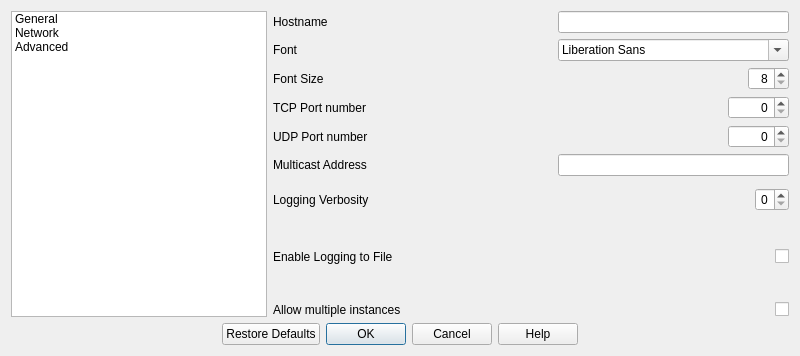
corybolar/PXMessenger, file ui/pxmsettingsdialog.ui: the form before one commit.
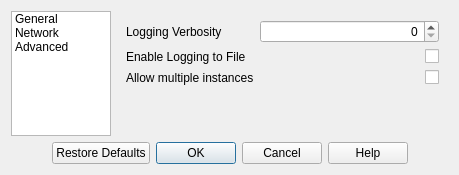
The form after the commit. The open tabs and pages were chosen to show the change.

Commit message: Font colors and styling overhaul

Patch:
```diff
--- a/ui/pxmsettingsdialog.ui
+++ b/ui/pxmsettingsdialog.ui
@@ -6,12 +6,12 @@
    <rect>
     <x>0</x>
     <y>0</y>
-    <width>800</width>
-    <height>356</height>
+    <width>364</width>
+    <height>156</height>
    </rect>
   </property>
   <property name="sizePolicy">
-   <sizepolicy hsizetype="MinimumExpanding" vsizetype="MinimumExpanding">
+   <sizepolicy hsizetype="Preferred" vsizetype="Preferred">
     <horstretch>0</horstretch>
     <verstretch>0</verstretch>
    </sizepolicy>
@@ -26,17 +26,73 @@
    <string>Settings</string>
   </property>
   <layout class="QGridLayout" name="gridLayout">
-   <item row="1" column="1" colspan="2">
+   <item row="1" column="0" rowspan="10">
+    <widget class="QListWidget" name="listWidget">
+     <property name="sizePolicy">
+      <sizepolicy hsizetype="Preferred" vsizetype="Expanding">
+       <horstretch>0</horstretch>
+       <verstretch>0</verstretch>
+      </sizepolicy>
+     </property>
+     <property name="maximumSize">
+      <size>
+       <width>100</width>
+       <height>16777215</height>
+      </size>
+     </property>
+     <item>
+      <property name="text">
+       <string>General</string>
+      </property>
+     </item>
+     <item>
+      <property name="text">
+       <string>Network</string>
+      </property>
+     </item>
+     <item>
+      <property name="text">
+       <string>Advanced</string>
+      </property>
+     </item>
+    </widget>
+   </item>
+   <item row="11" column="0" colspan="7">
+    <widget class="QDialogButtonBox" name="buttonBox">
+     <property name="focusPolicy">
+      <enum>Qt::StrongFocus</enum>
+     </property>
+     <property name="orientation">
+      <enum>Qt::Horizontal</enum>
+     </property>
+     <property name="standardButtons">
+      <set>QDialogButtonBox::Cancel|QDialogButtonBox::Help|QDialogButtonBox::Ok|QDialogButtonBox::RestoreDefaults</set>
+     </property>
+     <property name="centerButtons">
+      <bool>true</bool>
+     </property>
+    </widget>
+   </item>
+   <item row="1" column="1" rowspan="10" colspan="6">
+    <widget class="QStackedWidget" name="stackedWidget">
+     <property name="currentIndex">
+      <number>0</number>
+     </property>
+     <widget class="QWidget" name="page">
+      <layout class="QGridLayout" name="gridLayout_2">
+       <item row="0" column="0">
+        <layout class="QFormLayout" name="formLayout">
+         <item row="0" column="0">
     <widget class="QLabel" name="hostnameLabel">
      <property name="text">
       <string>Hostname</string>
      </property>
     </widget>
    </item>
-   <item row="9" column="5">
-    <widget class="QCheckBox" name="LogActiveCheckBox">
+         <item row="0" column="1">
+          <widget class="QLineEdit" name="hostnameLineEdit">
      <property name="sizePolicy">
-      <sizepolicy hsizetype="Minimum" vsizetype="MinimumExpanding">
+            <sizepolicy hsizetype="Expanding" vsizetype="Preferred">
        <horstretch>0</horstretch>
        <verstretch>0</verstretch>
       </sizepolicy>
@@ -44,145 +100,52 @@
      <property name="layoutDirection">
       <enum>Qt::RightToLeft</enum>
      </property>
-     <property name="text">
-      <string/>
-     </property>
-    </widget>
-   </item>
-   <item row="9" column="1">
-    <widget class="QLabel" name="logStatusLabel">
-     <property name="text">
-      <string>Enable Logging to File</string>
+           <property name="maxLength">
+            <number>24</number>
+           </property>
+           <property name="alignment">
+            <set>Qt::AlignRight|Qt::AlignTrailing|Qt::AlignVCenter</set>
      </property>
     </widget>
    </item>
-   <item row="2" column="1">
+         <item row="1" column="0">
     <widget class="QLabel" name="fontLabel">
      <property name="text">
       <string>Font</string>
      </property>
     </widget>
    </item>
-   <item row="3" column="1">
+         <item row="1" column="1">
+          <widget class="QFontComboBox" name="fontComboBox">
+           <property name="sizePolicy">
+            <sizepolicy hsizetype="Preferred" vsizetype="Preferred">
+             <horstretch>0</horstretch>
+             <verstretch>0</verstretch>
+            </sizepolicy>
+           </property>
+           <property name="layoutDirection">
+            <enum>Qt::LeftToRight</enum>
+           </property>
+          </widget>
+         </item>
+         <item row="2" column="0">
     <widget class="QLabel" name="fontSizeLabel">
      <property name="text">
       <string>Font Size</string>
      </property>
     </widget>
    </item>
-   <item row="8" column="1" colspan="2">
-    <widget class="QLabel" name="verbosityLabel">
-     <property name="text">
-      <string>Logging Verbosity</string>
-     </property>
-    </widget>
-   </item>
-   <item row="4" column="5" alignment="Qt::AlignRight">
-    <widget class="QSpinBox" name="tcpPortSpinBox">
-     <property name="enabled">
-      <bool>true</bool>
-     </property>
-     <property name="sizePolicy">
-      <sizepolicy hsizetype="MinimumExpanding" vsizetype="Fixed">
-       <horstretch>0</horstretch>
-       <verstretch>0</verstretch>
-      </sizepolicy>
-     </property>
-     <property name="maximumSize">
-      <size>
-       <width>100</width>
-       <height>16777215</height>
-      </size>
-     </property>
-     <property name="layoutDirection">
-      <enum>Qt::LeftToRight</enum>
-     </property>
-     <property name="alignment">
-      <set>Qt::AlignRight|Qt::AlignTrailing|Qt::AlignVCenter</set>
-     </property>
-     <property name="accelerated">
-      <bool>true</bool>
-     </property>
-     <property name="maximum">
-      <number>65535</number>
-     </property>
-    </widget>
-   </item>
-   <item row="5" column="1" colspan="2">
-    <widget class="QLabel" name="udpPortLabel">
-     <property name="text">
-      <string>UDP Port number</string>
-     </property>
-    </widget>
-   </item>
-   <item row="4" column="1" colspan="2">
-    <widget class="QLabel" name="tcpPortLabel">
-     <property name="text">
-      <string>TCP Port number</string>
-     </property>
-    </widget>
-   </item>
-   <item row="5" column="5" alignment="Qt::AlignRight">
-    <widget class="QSpinBox" name="udpPortSpinBox">
-     <property name="sizePolicy">
-      <sizepolicy hsizetype="MinimumExpanding" vsizetype="Fixed">
-       <horstretch>0</horstretch>
-       <verstretch>0</verstretch>
-      </sizepolicy>
-     </property>
-     <property name="maximumSize">
-      <size>
-       <width>100</width>
-       <height>16777215</height>
-      </size>
-     </property>
-     <property name="layoutDirection">
-      <enum>Qt::LeftToRight</enum>
-     </property>
-     <property name="alignment">
-      <set>Qt::AlignRight|Qt::AlignTrailing|Qt::AlignVCenter</set>
-     </property>
-     <property name="accelerated">
-      <bool>true</bool>
-     </property>
-     <property name="maximum">
-      <number>65535</number>
-     </property>
-    </widget>
-   </item>
-   <item row="8" column="5" alignment="Qt::AlignRight">
-    <widget class="QSpinBox" name="verbositySpinBox">
-     <property name="sizePolicy">
-      <sizepolicy hsizetype="MinimumExpanding" vsizetype="Fixed">
-       <horstretch>0</horstretch>
-       <verstretch>0</verstretch>
-      </sizepolicy>
-     </property>
-     <property name="maximumSize">
-      <size>
-       <width>100</width>
-       <height>16777215</height>
-      </size>
-     </property>
-     <property name="alignment">
-      <set>Qt::AlignRight|Qt::AlignTrailing|Qt::AlignVCenter</set>
-     </property>
-     <property name="maximum">
-      <number>2</number>
-     </property>
-    </widget>
-   </item>
-   <item row="3" column="5" alignment="Qt::AlignRight">
+         <item row="2" column="1">
     <widget class="QSpinBox" name="fontSizeSpinBox">
      <property name="sizePolicy">
-      <sizepolicy hsizetype="MinimumExpanding" vsizetype="Fixed">
+            <sizepolicy hsizetype="Preferred" vsizetype="Preferred">
        <horstretch>0</horstretch>
        <verstretch>0</verstretch>
       </sizepolicy>
      </property>
      <property name="maximumSize">
       <size>
-       <width>100</width>
+             <width>16777215</width>
        <height>16777215</height>
       </size>
      </property>
@@ -197,49 +160,119 @@
      </property>
     </widget>
    </item>
-   <item row="2" column="5">
-    <widget class="QFontComboBox" name="fontComboBox">
+         <item row="3" column="0">
+          <widget class="QLabel" name="label">
+           <property name="text">
+            <string>Color Scheme</string>
+           </property>
+          </widget>
+         </item>
+         <item row="3" column="1">
+          <widget class="QComboBox" name="comboBox">
+           <item>
+            <property name="text">
+             <string>Default</string>
+            </property>
+           </item>
+           <item>
+            <property name="text">
+             <string>Dark</string>
+            </property>
+           </item>
+          </widget>
+         </item>
+        </layout>
+       </item>
+      </layout>
+     </widget>
+     <widget class="QWidget" name="page_2">
+      <layout class="QGridLayout" name="gridLayout_3">
+       <item row="0" column="0">
+        <layout class="QFormLayout" name="formLayout_3">
+         <item row="0" column="0">
+          <widget class="QLabel" name="tcpPortLabel">
+           <property name="text">
+            <string>TCP Port number</string>
+           </property>
+          </widget>
+         </item>
+         <item row="0" column="1">
+          <widget class="QSpinBox" name="tcpPortSpinBox">
+           <property name="enabled">
+            <bool>true</bool>
+           </property>
      <property name="sizePolicy">
-      <sizepolicy hsizetype="Preferred" vsizetype="Fixed">
+            <sizepolicy hsizetype="Preferred" vsizetype="Preferred">
        <horstretch>0</horstretch>
        <verstretch>0</verstretch>
       </sizepolicy>
      </property>
+           <property name="maximumSize">
+            <size>
+             <width>16777215</width>
+             <height>16777215</height>
+            </size>
+           </property>
      <property name="layoutDirection">
       <enum>Qt::LeftToRight</enum>
      </property>
-    </widget>
-   </item>
-   <item row="1" column="5">
-    <widget class="QLineEdit" name="hostnameLineEdit">
+           <property name="alignment">
+            <set>Qt::AlignRight|Qt::AlignTrailing|Qt::AlignVCenter</set>
+           </property>
+           <property name="accelerated">
+            <bool>true</bool>
+           </property>
+           <property name="maximum">
+            <number>65535</number>
+           </property>
+          </widget>
+         </item>
+         <item row="1" column="1">
+          <widget class="QSpinBox" name="udpPortSpinBox">
      <property name="sizePolicy">
-      <sizepolicy hsizetype="Preferred" vsizetype="Fixed">
+            <sizepolicy hsizetype="Preferred" vsizetype="Preferred">
        <horstretch>0</horstretch>
        <verstretch>0</verstretch>
       </sizepolicy>
      </property>
+           <property name="maximumSize">
+            <size>
+             <width>16777215</width>
+             <height>16777215</height>
+            </size>
+           </property>
      <property name="layoutDirection">
-      <enum>Qt::RightToLeft</enum>
-     </property>
-     <property name="maxLength">
-      <number>24</number>
-     </property>
+            <enum>Qt::LeftToRight</enum>
+           </property>
      <property name="alignment">
       <set>Qt::AlignRight|Qt::AlignTrailing|Qt::AlignVCenter</set>
      </property>
-    </widget>
-   </item>
-   <item row="6" column="1">
+           <property name="accelerated">
+            <bool>true</bool>
+           </property>
+           <property name="maximum">
+            <number>65535</number>
+           </property>
+          </widget>
+         </item>
+         <item row="1" column="0">
+          <widget class="QLabel" name="udpPortLabel">
+           <property name="text">
+            <string>UDP Port number</string>
+           </property>
+          </widget>
+         </item>
+         <item row="2" column="0">
     <widget class="QLabel" name="multicastLabel">
      <property name="text">
       <string>Multicast Address</string>
      </property>
     </widget>
    </item>
-   <item row="6" column="5">
+         <item row="2" column="1">
     <widget class="QLineEdit" name="multicastLineEdit">
      <property name="sizePolicy">
-      <sizepolicy hsizetype="Preferred" vsizetype="Fixed">
+            <sizepolicy hsizetype="Preferred" vsizetype="Preferred">
        <horstretch>0</horstretch>
        <verstretch>0</verstretch>
       </sizepolicy>
@@ -252,20 +285,86 @@
      </property>
     </widget>
    </item>
-   <item row="10" column="1">
+        </layout>
+       </item>
+      </layout>
+     </widget>
+     <widget class="QWidget" name="page_3">
+      <layout class="QGridLayout" name="gridLayout_4">
+       <item row="0" column="0">
+        <layout class="QFormLayout" name="formLayout_5">
+         <item row="0" column="0">
+          <widget class="QLabel" name="verbosityLabel">
+           <property name="text">
+            <string>Logging Verbosity</string>
+           </property>
+          </widget>
+         </item>
+         <item row="0" column="1">
+          <widget class="QSpinBox" name="verbositySpinBox">
+           <property name="sizePolicy">
+            <sizepolicy hsizetype="Preferred" vsizetype="Preferred">
+             <horstretch>0</horstretch>
+             <verstretch>0</verstretch>
+            </sizepolicy>
+           </property>
+           <property name="maximumSize">
+            <size>
+             <width>16777215</width>
+             <height>16777215</height>
+            </size>
+           </property>
+           <property name="baseSize">
+            <size>
+             <width>100</width>
+             <height>10</height>
+            </size>
+           </property>
+           <property name="alignment">
+            <set>Qt::AlignRight|Qt::AlignTrailing|Qt::AlignVCenter</set>
+           </property>
+           <property name="maximum">
+            <number>2</number>
+           </property>
+          </widget>
+         </item>
+         <item row="1" column="0">
+          <widget class="QLabel" name="logStatusLabel">
+           <property name="text">
+            <string>Enable Logging to File</string>
+           </property>
+          </widget>
+         </item>
+         <item row="1" column="1">
+          <widget class="QCheckBox" name="LogActiveCheckBox">
+           <property name="sizePolicy">
+            <sizepolicy hsizetype="Preferred" vsizetype="Preferred">
+             <horstretch>0</horstretch>
+             <verstretch>0</verstretch>
+            </sizepolicy>
+           </property>
+           <property name="layoutDirection">
+            <enum>Qt::RightToLeft</enum>
+           </property>
+           <property name="text">
+            <string/>
+           </property>
+          </widget>
+         </item>
+         <item row="2" column="0">
     <widget class="QLabel" name="allowMultipleLabel">
      <property name="text">
       <string>Allow multiple instances</string>
      </property>
     </widget>
    </item>
-   <item row="10" column="5">
+         <item row="2" column="1">
     <widget class="QCheckBox" name="allowMultipleCheckBox">
      <property name="enabled">
       <bool>true</bool>
      </property>
      <property name="sizePolicy">
-      <sizepolicy hsizetype="Fixed" vsizetype="Fixed">
+            <sizepolicy hsizetype="Preferred" vsizetype="Preferred">
        <horstretch>0</horstretch>
        <verstretch>0</verstretch>
       </sizepolicy>
@@ -278,45 +377,10 @@
      </property>
     </widget>
    </item>
-   <item row="1" column="0" rowspan="10">
-    <widget class="QListWidget" name="listWidget">
-     <property name="sizePolicy">
-      <sizepolicy hsizetype="Preferred" vsizetype="Expanding">
-       <horstretch>0</horstretch>
-       <verstretch>0</verstretch>
-      </sizepolicy>
-     </property>
-     <item>
-      <property name="text">
-       <string>General</string>
-      </property>
-     </item>
-     <item>
-      <property name="text">
-       <string>Network</string>
-      </property>
-     </item>
-     <item>
-      <property name="text">
-       <string>Advanced</string>
-      </property>
-     </item>
-    </widget>
-   </item>
-   <item row="11" column="0" colspan="6">
-    <widget class="QDialogButtonBox" name="buttonBox">
-     <property name="focusPolicy">
-      <enum>Qt::StrongFocus</enum>
-     </property>
-     <property name="orientation">
-      <enum>Qt::Horizontal</enum>
-     </property>
-     <property name="standardButtons">
-      <set>QDialogButtonBox::Cancel|QDialogButtonBox::Help|QDialogButtonBox::Ok|QDialogButtonBox::RestoreDefaults</set>
-     </property>
-     <property name="centerButtons">
-      <bool>true</bool>
-     </property>
+        </layout>
+       </item>
+      </layout>
+     </widget>
     </widget>
    </item>
   </layout>
```
Left out of the diff: 16 changed lines with no effect on the pictures. Lines whose indentation alone changed are shown as unchanged. The commit also changes 13 other files.
